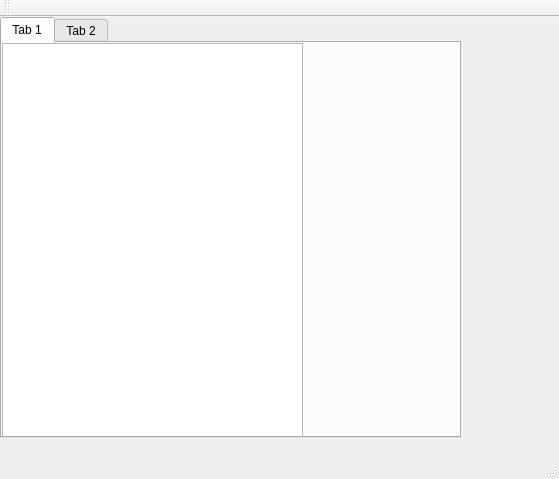
Before: the Qt Designer form res/layout/mainwindow.ui in oxycoon/Thesis-NeuralNetwork, drawn with Qt 5.
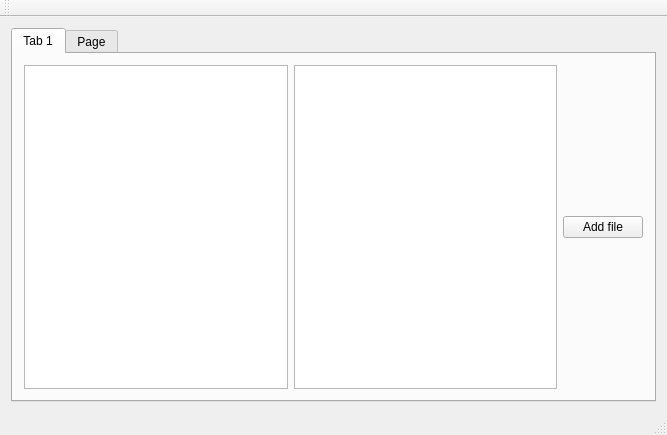
After: the same form once the commit is applied. The open tabs and pages were chosen to show the change.

The edit to the form file:
```diff
--- a/res/layout/mainwindow.ui
+++ b/res/layout/mainwindow.ui
@@ -6,47 +6,78 @@
    <rect>
     <x>0</x>
     <y>0</y>
-    <width>559</width>
-    <height>479</height>
+    <width>667</width>
+    <height>435</height>
    </rect>
   </property>
   <property name="windowTitle">
    <string>MainWindow</string>
   </property>
   <widget class="QWidget" name="centralWidget">
+   <layout class="QGridLayout" name="gridLayout">
+    <item row="0" column="0">
    <widget class="QTabWidget" name="tabWidget">
-    <property name="geometry">
-     <rect>
-      <x>0</x>
-      <y>0</y>
-      <width>461</width>
-      <height>421</height>
-     </rect>
-    </property>
     <property name="currentIndex">
-     <number>0</number>
-    </property>
-    <widget class="QWidget" name="tab">
+       <number>1</number>
+      </property>
+      <widget class="QWidget" name="fileTab">
      <attribute name="title">
       <string>Tab 1</string>
      </attribute>
+       <layout class="QHBoxLayout" name="horizontalLayout">
+        <item>
+         <widget class="QTreeView" name="dirtreeview"/>
+        </item>
+        <item>
+         <widget class="QListView" name="filelistview"/>
+        </item>
+        <item>
+         <layout class="QVBoxLayout" name="verticalLayout">
+          <item>
+           <widget class="QPushButton" name="button_addFile">
+            <property name="text">
+             <string>Add file</string>
+            </property>
+            <property name="checkable">
+             <bool>false</bool>
+            </property>
+           </widget>
+          </item>
+         </layout>
+        </item>
+       </layout>
+      </widget>
+      <widget class="QWidget" name="tab">
+       <attribute name="title">
+        <string>Page</string>
+       </attribute>
      <widget class="QListWidget" name="listWidget">
       <property name="geometry">
        <rect>
         <x>0</x>
-        <y>0</y>
-        <width>301</width>
-        <height>401</height>
+          <y>10</y>
+          <width>151</width>
+          <height>321</height>
        </rect>
       </property>
      </widget>
-    </widget>
-    <widget class="QWidget" name="tab_2">
-     <attribute name="title">
-      <string>Tab 2</string>
-     </attribute>
-    </widget>
-   </widget>
+       <widget class="QPushButton" name="pushButton">
+        <property name="geometry">
+         <rect>
+          <x>180</x>
+          <y>10</y>
+          <width>101</width>
+          <height>23</height>
+         </rect>
+        </property>
+        <property name="text">
+         <string>New Network</string>
+        </property>
+       </widget>
+      </widget>
+     </widget>
+    </item>
+   </layout>
   </widget>
   <widget class="QMenuBar" name="menuBar">
    <property name="geometry">
```
Left out of the diff: 2 changed lines with no effect on the pictures. Lines whose indentation alone changed are shown as unchanged.
